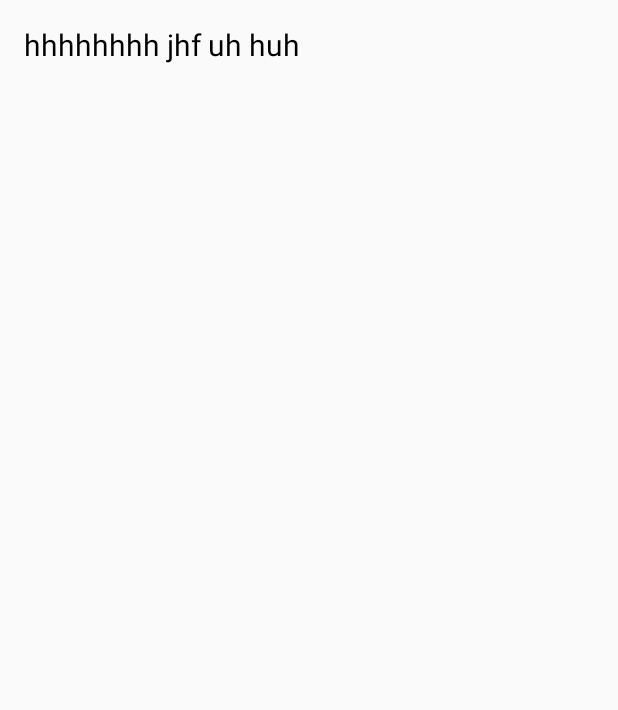
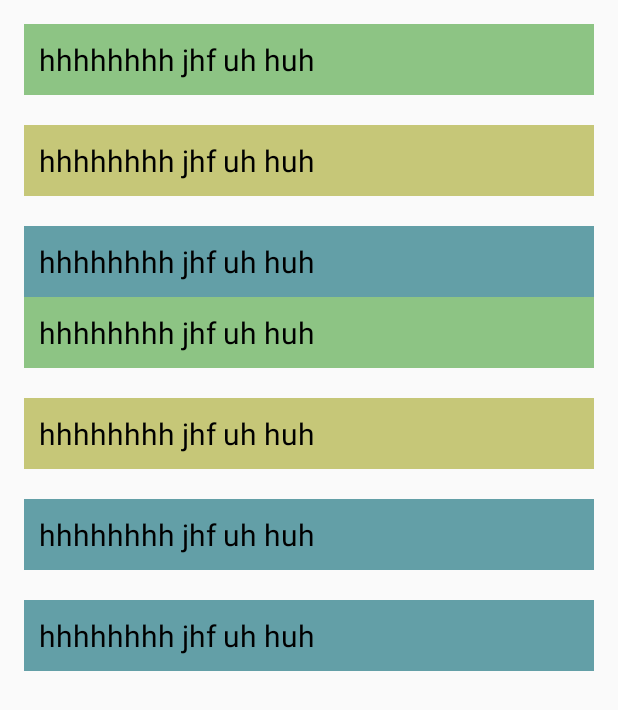
Before and after one commit to Hacker71/SHAKEit, an Android app: the layout activity_before.xml on its own in the app's theme, with its tools: preview values and no code run, on a phone screen of 412 x 824 dp. Shown: the top 710 px of the screen. Run offline under Robolectric (Android 15) with nearby library versions, the phone set to English and light mode, and no system bars.

Commit message:
comited by partho

```diff
--- a/app/src/main/res/layout/activity_before.xml
+++ b/app/src/main/res/layout/activity_before.xml
@@ -22,9 +22,7 @@
             android:layout_height="wrap_content"
             android:orientation="vertical"
             tools:ignore="UselessLeaf">
-            <RelativeLayout
-                android:layout_width="match_parent"
-                android:layout_height="match_parent">
+
                 <TextView
                     android:layout_width="match_parent"
                     android:layout_height="match_parent"
@@ -32,8 +30,75 @@
                     android:text="hhhhhhhh jhf uh huh"
                     android:textColor="@color/fontColor1"
                     android:textSize="20sp"
+                    android:background="@color/bgColor1"
+                    android:padding="10sp"
                     />
-            </RelativeLayout>
+                <TextView
+                    android:layout_width="match_parent"
+                    android:layout_height="match_parent"
+                    android:id="@+id/before2TV"
+                    android:text="hhhhhhhh jhf uh huh"
+                    android:textColor="@color/fontColor1"
+                    android:textSize="20sp"
+                    android:layout_marginTop="20sp"
+                    android:background="@color/bgColor2"
+                    android:padding="10sp"
+                    />
+                <TextView
+                    android:layout_width="match_parent"
+                    android:layout_height="match_parent"
+                    android:id="@+id/before3TV"
+                    android:text="hhhhhhhh jhf uh huh"
+                    android:textColor="@color/fontColor1"
+                    android:textSize="20sp"
+                    android:layout_marginTop="20sp"
+                    android:background="@color/bgColor3"
+                    android:padding="10sp"
+                    />
+            <TextView
+                android:layout_width="match_parent"
+                android:layout_height="match_parent"
+                android:id="@+id/before4TV"
+                android:text="hhhhhhhh jhf uh huh"
+                android:textColor="@color/fontColor1"
+                android:textSize="20sp"
+                android:background="@color/bgColor1"
+                android:padding="10sp"
+                />
+            <TextView
+                android:layout_width="match_parent"
+                android:layout_height="match_parent"
+                android:id="@+id/before5TV"
+                android:text="hhhhhhhh jhf uh huh"
+                android:textColor="@color/fontColor1"
+                android:textSize="20sp"
+                android:layout_marginTop="20sp"
+                android:background="@color/bgColor2"
+                android:padding="10sp"
+                />
+            <TextView
+                android:layout_width="match_parent"
+                android:layout_height="match_parent"
+                android:id="@+id/before6TV"
+                android:text="hhhhhhhh jhf uh huh"
+                android:textColor="@color/fontColor1"
+                android:textSize="20sp"
+                android:layout_marginTop="20sp"
+                android:background="@color/bgColor3"
+                android:padding="10sp"
+                />
+            <TextView
+                android:layout_width="match_parent"
+                android:layout_height="match_parent"
+                android:id="@+id/before7TV"
+                android:text="hhhhhhhh jhf uh huh"
+                android:textColor="@color/fontColor1"
+                android:textSize="20sp"
+                android:layout_marginTop="20sp"
+                android:background="@color/bgColor3"
+                android:padding="10sp"
+                />
+
         </LinearLayout>
     </ScrollView>
 </RelativeLayout>
```
Also changed, not shown: app/src/main/java/com/example/om3g4/shakeit/Before.java (+13 -0 lines), app/src/main/java/com/example/om3g4/shakeit/TextCollection.java (+8 -9 lines).
